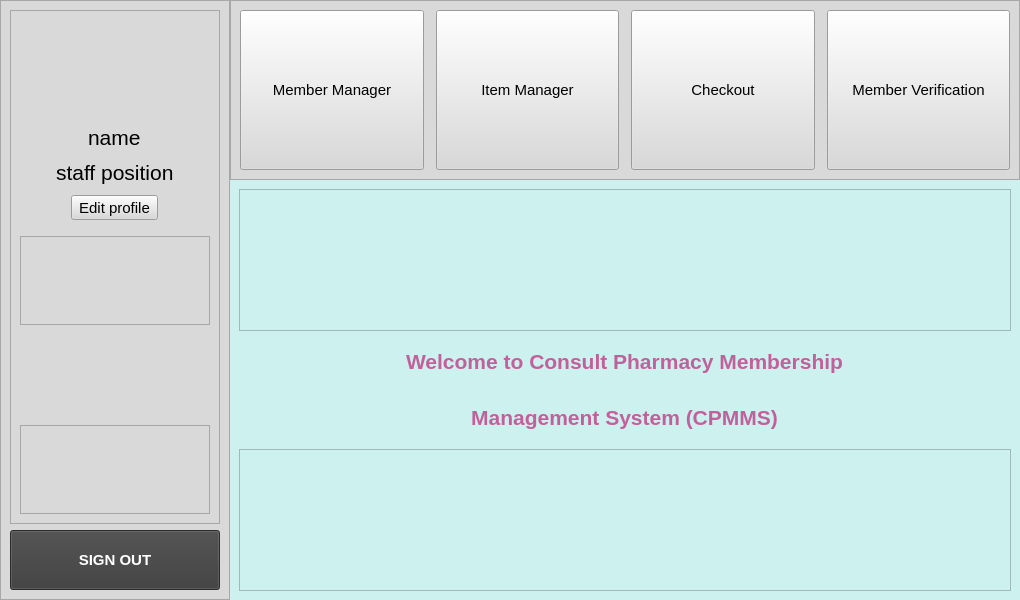
First picture: the form in CPMMS_software/ui/memberVerificationScreen.ui, repository yomatashi/CPMMS, before the edit.
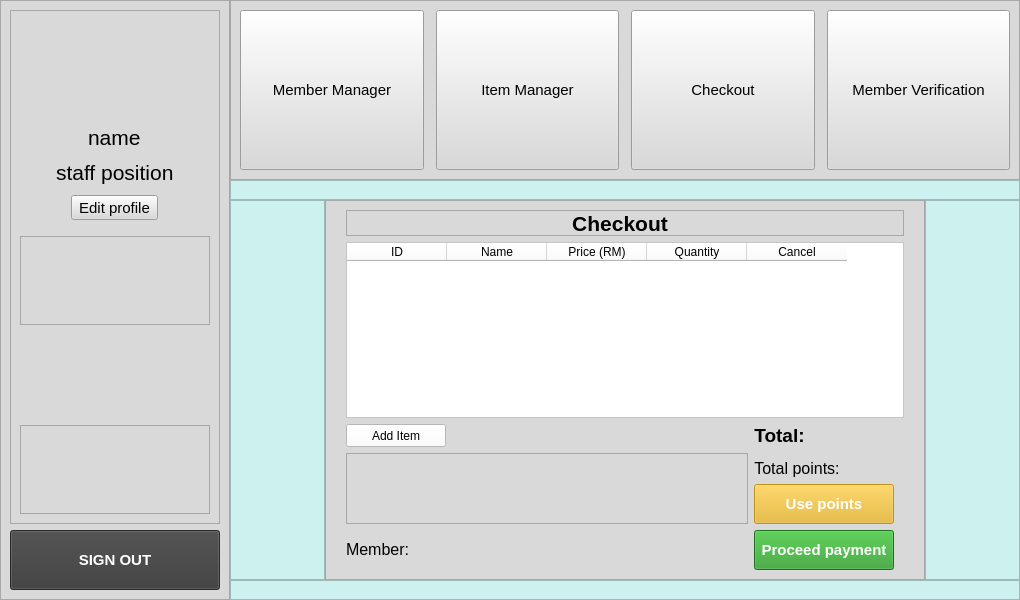
Second picture: the form after the edit. The open tabs and pages were chosen to show the change. Icons and pictures are not drawn.

Commit message: checkout page

The edit to the form file:
```diff
--- a/CPMMS_software/ui/memberVerificationScreen.ui
+++ b/CPMMS_software/ui/memberVerificationScreen.ui
@@ -2525,6 +2525,563 @@
        </item>
       </layout>
      </widget>
+     <widget class="QWidget" name="checkout">
+      <layout class="QGridLayout" name="gridLayout_9">
+       <property name="leftMargin">
+        <number>0</number>
+       </property>
+       <property name="topMargin">
+        <number>0</number>
+       </property>
+       <property name="rightMargin">
+        <number>0</number>
+       </property>
+       <property name="bottomMargin">
+        <number>0</number>
+       </property>
+       <property name="spacing">
+        <number>0</number>
+       </property>
+       <item row="1" column="2">
+        <widget class="QFrame" name="frame_40">
+         <property name="sizePolicy">
+          <sizepolicy hsizetype="MinimumExpanding" vsizetype="Preferred">
+           <horstretch>0</horstretch>
+           <verstretch>0</verstretch>
+          </sizepolicy>
+         </property>
+         <property name="maximumSize">
+          <size>
+           <width>95</width>
+           <height>16777215</height>
+          </size>
+         </property>
+         <property name="frameShape">
+          <enum>QFrame::StyledPanel</enum>
+         </property>
+         <property name="frameShadow">
+          <enum>QFrame::Raised</enum>
+         </property>
+        </widget>
+       </item>
+       <item row="2" column="0" colspan="3">
+        <widget class="QFrame" name="frame_43">
+         <property name="sizePolicy">
+          <sizepolicy hsizetype="Preferred" vsizetype="Expanding">
+           <horstretch>0</horstretch>
+           <verstretch>0</verstretch>
+          </sizepolicy>
+         </property>
+         <property name="minimumSize">
+          <size>
+           <width>0</width>
+           <height>20</height>
+          </size>
+         </property>
+         <property name="maximumSize">
+          <size>
+           <width>16777215</width>
+           <height>30</height>
+          </size>
+         </property>
+         <property name="frameShape">
+          <enum>QFrame::StyledPanel</enum>
+         </property>
+         <property name="frameShadow">
+          <enum>QFrame::Raised</enum>
+         </property>
+        </widget>
+       </item>
+       <item row="0" column="0" colspan="3">
+        <widget class="QFrame" name="frame_41">
+         <property name="sizePolicy">
+          <sizepolicy hsizetype="Preferred" vsizetype="Expanding">
+           <horstretch>0</horstretch>
+           <verstretch>0</verstretch>
+          </sizepolicy>
+         </property>
+         <property name="minimumSize">
+          <size>
+           <width>0</width>
+           <height>20</height>
+          </size>
+         </property>
+         <property name="maximumSize">
+          <size>
+           <width>16777215</width>
+           <height>30</height>
+          </size>
+         </property>
+         <property name="frameShape">
+          <enum>QFrame::StyledPanel</enum>
+         </property>
+         <property name="frameShadow">
+          <enum>QFrame::Raised</enum>
+         </property>
+        </widget>
+       </item>
+       <item row="1" column="0">
+        <widget class="QFrame" name="frame_39">
+         <property name="sizePolicy">
+          <sizepolicy hsizetype="MinimumExpanding" vsizetype="Preferred">
+           <horstretch>0</horstretch>
+           <verstretch>0</verstretch>
+          </sizepolicy>
+         </property>
+         <property name="maximumSize">
+          <size>
+           <width>95</width>
+           <height>16777215</height>
+          </size>
+         </property>
+         <property name="frameShape">
+          <enum>QFrame::StyledPanel</enum>
+         </property>
+         <property name="frameShadow">
+          <enum>QFrame::Raised</enum>
+         </property>
+        </widget>
+       </item>
+       <item row="1" column="1">
+        <widget class="QFrame" name="frame_42">
+         <property name="maximumSize">
+          <size>
+           <width>925</width>
+           <height>650</height>
+          </size>
+         </property>
+         <property name="styleSheet">
+          <string notr="true">background-color: rgba(217,217,217,255)</string>
+         </property>
+         <property name="frameShape">
+          <enum>QFrame::StyledPanel</enum>
+         </property>
+         <property name="frameShadow">
+          <enum>QFrame::Raised</enum>
+         </property>
+         <layout class="QGridLayout" name="gridLayout_11">
+          <property name="leftMargin">
+           <number>20</number>
+          </property>
+          <property name="rightMargin">
+           <number>20</number>
+          </property>
+          <item row="5" column="3">
+           <widget class="QFrame" name="frame_45">
+            <property name="sizePolicy">
+             <sizepolicy hsizetype="MinimumExpanding" vsizetype="Preferred">
+              <horstretch>0</horstretch>
+              <verstretch>0</verstretch>
+             </sizepolicy>
+            </property>
+            <property name="maximumSize">
+             <size>
+              <width>150</width>
+              <height>16777215</height>
+             </size>
+            </property>
+            <property name="frameShape">
+             <enum>QFrame::StyledPanel</enum>
+            </property>
+            <property name="frameShadow">
+             <enum>QFrame::Raised</enum>
+            </property>
+           </widget>
+          </item>
+          <item row="1" column="0" colspan="4">
+           <widget class="QFrame" name="frame_46">
+            <property name="sizePolicy">
+             <sizepolicy hsizetype="Preferred" vsizetype="Preferred">
+              <horstretch>0</horstretch>
+              <verstretch>0</verstretch>
+             </sizepolicy>
+            </property>
+            <property name="minimumSize">
+             <size>
+              <width>0</width>
+              <height>26</height>
+             </size>
+            </property>
+            <property name="maximumSize">
+             <size>
+              <width>16777215</width>
+              <height>16777215</height>
+             </size>
+            </property>
+            <property name="frameShape">
+             <enum>QFrame::StyledPanel</enum>
+            </property>
+            <property name="frameShadow">
+             <enum>QFrame::Raised</enum>
+            </property>
+            <layout class="QVBoxLayout" name="verticalLayout_5">
+             <property name="spacing">
+              <number>0</number>
+             </property>
+             <property name="leftMargin">
+              <number>0</number>
+             </property>
+             <property name="topMargin">
+              <number>0</number>
+             </property>
+             <property name="bottomMargin">
+              <number>0</number>
+             </property>
+             <item alignment="Qt::AlignHCenter">
+              <widget class="QLabel" name="label_23">
+               <property name="sizePolicy">
+                <sizepolicy hsizetype="Fixed" vsizetype="Fixed">
+                 <horstretch>0</horstretch>
+                 <verstretch>0</verstretch>
+                </sizepolicy>
+               </property>
+               <property name="maximumSize">
+                <size>
+                 <width>16777215</width>
+                 <height>50</height>
+                </size>
+               </property>
+               <property name="sizeIncrement">
+                <size>
+                 <width>0</width>
+                 <height>0</height>
+                </size>
+               </property>
+               <property name="styleSheet">
+                <string notr="true"/>
+               </property>
+               <property name="text">
+                <string>&lt;html&gt;&lt;head/&gt;&lt;body&gt;&lt;p&gt;&lt;span style=&quot; font-size:16pt; font-weight:600;&quot;&gt;Checkout&lt;/span&gt;&lt;/p&gt;&lt;/body&gt;&lt;/html&gt;</string>
+               </property>
+               <property name="textFormat">
+                <enum>Qt::AutoText</enum>
+               </property>
+               <property name="alignment">
+                <set>Qt::AlignCenter</set>
+               </property>
+              </widget>
+             </item>
+            </layout>
+           </widget>
+          </item>
+          <item row="10" column="0">
+           <widget class="QLabel" name="lbl_member_status">
+            <property name="sizePolicy">
+             <sizepolicy hsizetype="Fixed" vsizetype="Fixed">
+              <horstretch>0</horstretch>
+              <verstretch>0</verstretch>
+             </sizepolicy>
+            </property>
+            <property name="maximumSize">
+             <size>
+              <width>100</width>
+              <height>50</height>
+             </size>
+            </property>
+            <property name="sizeIncrement">
+             <size>
+              <width>0</width>
+              <height>0</height>
+             </size>
+            </property>
+            <property name="font">
+             <font>
+              <pointsize>12</pointsize>
+             </font>
+            </property>
+            <property name="styleSheet">
+             <string notr="true"/>
+            </property>
+            <property name="text">
+             <string>&lt;html&gt;&lt;head/&gt;&lt;body&gt;&lt;p&gt;Member:&lt;/p&gt;&lt;/body&gt;&lt;/html&gt;</string>
+            </property>
+            <property name="textFormat">
+             <enum>Qt::AutoText</enum>
+            </property>
+            <property name="alignment">
+             <set>Qt::AlignLeading|Qt::AlignLeft|Qt::AlignVCenter</set>
+            </property>
+           </widget>
+          </item>
+          <item row="10" column="3">
+           <widget class="QPushButton" name="btn_pay">
+            <property name="sizePolicy">
+             <sizepolicy hsizetype="Maximum" vsizetype="Maximum">
+              <horstretch>0</horstretch>
+              <verstretch>0</verstretch>
+             </sizepolicy>
+            </property>
+            <property name="minimumSize">
+             <size>
+              <width>140</width>
+              <height>40</height>
+             </size>
+            </property>
+            <property name="maximumSize">
+             <size>
+              <width>140</width>
+              <height>40</height>
+             </size>
+            </property>
+            <property name="font">
+             <font>
+              <pointsize>11</pointsize>
+              <weight>75</weight>
+              <bold>true</bold>
+             </font>
+            </property>
+            <property name="cursor">
+             <cursorShape>PointingHandCursor</cursorShape>
+            </property>
+            <property name="styleSheet">
+             <string notr="true">background-color: rgba(41,156,39,255);
+color: rgb(255, 255, 255);</string>
+            </property>
+            <property name="text">
+             <string>Proceed payment</string>
+            </property>
+           </widget>
+          </item>
+          <item row="10" column="1">
+           <widget class="QLabel" name="lbl_currentMem">
+            <property name="font">
+             <font>
+              <pointsize>12</pointsize>
+             </font>
+            </property>
+            <property name="text">
+             <string/>
+            </property>
+           </widget>
+          </item>
+          <item row="4" column="3">
+           <widget class="QLabel" name="lbl_total">
+            <property name="sizePolicy">
+             <sizepolicy hsizetype="Fixed" vsizetype="Fixed">
+              <horstretch>0</horstretch>
+              <verstretch>0</verstretch>
+             </sizepolicy>
+            </property>
+            <property name="maximumSize">
+             <size>
+              <width>16777215</width>
+              <height>50</height>
+             </size>
+            </property>
+            <property name="sizeIncrement">
+             <size>
+              <width>0</width>
+              <height>0</height>
+             </size>
+            </property>
+            <property name="font">
+             <font>
+              <pointsize>14</pointsize>
+              <weight>75</weight>
+              <bold>true</bold>
+             </font>
+            </property>
+            <property name="styleSheet">
+             <string notr="true"/>
+            </property>
+            <property name="text">
+             <string>&lt;html&gt;&lt;head/&gt;&lt;body&gt;&lt;p&gt;&lt;span style=&quot; font-size:14pt; font-weight:600;&quot;&gt;Total:&lt;/span&gt;&lt;/p&gt;&lt;/body&gt;&lt;/html&gt;</string>
+            </property>
+            <property name="textFormat">
+             <enum>Qt::AutoText</enum>
+            </property>
+            <property name="alignment">
+             <set>Qt::AlignCenter</set>
+            </property>
+           </widget>
+          </item>
+          <item row="2" column="0" colspan="4">
+           <widget class="QTableWidget" name="tbl_checkout">
+            <property name="sizePolicy">
+             <sizepolicy hsizetype="Expanding" vsizetype="Expanding">
+              <horstretch>0</horstretch>
+              <verstretch>0</verstretch>
+             </sizepolicy>
+            </property>
+            <property name="maximumSize">
+             <size>
+              <width>925</width>
+              <height>400</height>
+             </size>
+            </property>
+            <property name="styleSheet">
+             <string notr="true">background-color: rgb(255, 255, 255)</string>
+            </property>
+            <property name="frameShape">
+             <enum>QFrame::StyledPanel</enum>
+            </property>
+            <property name="frameShadow">
+             <enum>QFrame::Sunken</enum>
+            </property>
+            <property name="editTriggers">
+             <set>QAbstractItemView::NoEditTriggers</set>
+            </property>
+            <property name="selectionBehavior">
+             <enum>QAbstractItemView::SelectRows</enum>
+            </property>
+            <column>
+             <property name="text">
+              <string>ID</string>
+             </property>
+            </column>
+            <column>
+             <property name="text">
+              <string>Name</string>
+             </property>
+            </column>
+            <column>
+             <property name="text">
+              <string>Price (RM)</string>
+             </property>
+            </column>
+            <column>
+             <property name="text">
+              <string>Quantity</string>
+             </property>
+            </column>
+            <column>
+             <property name="text">
+              <string>Cancel</string>
+             </property>
+            </column>
+           </widget>
+          </item>
+          <item row="6" column="3">
+           <widget class="QLabel" name="lbl_total_pts">
+            <property name="sizePolicy">
+             <sizepolicy hsizetype="Fixed" vsizetype="Fixed">
+              <horstretch>0</horstretch>
+              <verstretch>0</verstretch>
+             </sizepolicy>
+            </property>
+            <property name="maximumSize">
+             <size>
+              <width>16777215</width>
+              <height>50</height>
+             </size>
+            </property>
+            <property name="sizeIncrement">
+             <size>
+              <width>0</width>
+              <height>0</height>
+             </size>
+            </property>
+            <property name="font">
+             <font>
+              <pointsize>12</pointsize>
+             </font>
+            </property>
+            <property name="styleSheet">
+             <string notr="true"/>
+            </property>
+            <property name="text">
+             <string>&lt;html&gt;&lt;head/&gt;&lt;body&gt;&lt;p&gt;&lt;span style=&quot; font-size:12pt;&quot;&gt;Total points:&lt;/span&gt;&lt;/p&gt;&lt;/body&gt;&lt;/html&gt;</string>
+            </property>
+            <property name="textFormat">
+             <enum>Qt::AutoText</enum>
+            </property>
+            <property name="alignment">
+             <set>Qt::AlignCenter</set>
+            </property>
+           </widget>
+          </item>
+          <item row="7" column="3">
+           <widget class="QPushButton" name="btn_usepts">
+            <property name="enabled">
+             <bool>false</bool>
+            </property>
+            <property name="sizePolicy">
+             <sizepolicy hsizetype="Minimum" vsizetype="Fixed">
+              <horstretch>0</horstretch>
+              <verstretch>0</verstretch>
+             </sizepolicy>
+            </property>
+            <property name="minimumSize">
+             <size>
+              <width>140</width>
+              <height>40</height>
+             </size>
+            </property>
+            <property name="maximumSize">
+             <size>
+              <width>140</width>
+              <height>40</height>
+             </size>
+            </property>
+            <property name="font">
+             <font>
+              <pointsize>11</pointsize>
+              <weight>75</weight>
+              <bold>true</bold>
+             </font>
+            </property>
+            <property name="cursor">
+             <cursorShape>PointingHandCursor</cursorShape>
+            </property>
+            <property name="styleSheet">
+             <string notr="true">background-color: rgba(231,179,29,255);
+color: rgb(255, 255, 255);</string>
+            </property>
+            <property name="text">
+             <string>Use points</string>
+            </property>
+           </widget>
+          </item>
+          <item row="5" column="0" rowspan="3" colspan="3">
+           <widget class="QFrame" name="frame_44">
+            <property name="frameShape">
+             <enum>QFrame::StyledPanel</enum>
+            </property>
+            <property name="frameShadow">
+             <enum>QFrame::Raised</enum>
+            </property>
+           </widget>
+          </item>
+          <item row="4" column="0">
+           <widget class="QPushButton" name="btn_additem">
+            <property name="minimumSize">
+             <size>
+              <width>100</width>
+              <height>0</height>
+             </size>
+            </property>
+            <property name="maximumSize">
+             <size>
+              <width>100</width>
+              <height>30</height>
+             </size>
+            </property>
+            <property name="font">
+             <font>
+              <pointsize>9</pointsize>
+             </font>
+            </property>
+            <property name="cursor">
+             <cursorShape>PointingHandCursor</cursorShape>
+            </property>
+            <property name="styleSheet">
+             <string notr="true">background-color: rgb(255, 255, 255)</string>
+            </property>
+            <property name="text">
+             <string>Add Item</string>
+            </property>
+           </widget>
+          </item>
+         </layout>
+        </widget>
+       </item>
+      </layout>
+      <zorder>frame_42</zorder>
+      <zorder>frame_39</zorder>
+      <zorder>frame_40</zorder>
+      <zorder>frame_41</zorder>
+      <zorder>frame_43</zorder>
+     </widget>
     </widget>
    </item>
   </layout>
```
Left out of the diff: 3 changed lines with no effect on the pictures. The commit also changes 11 other files.
